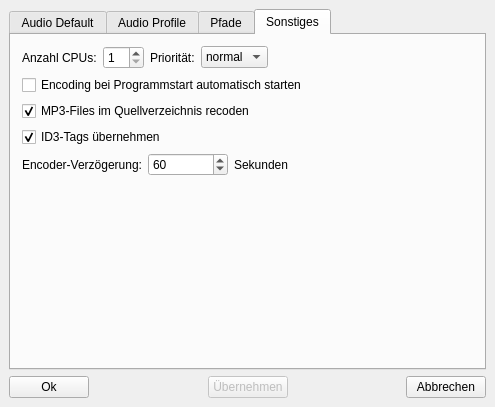
pfedick/mp3encoder, file src/forms/setup/setup.ui: the form before one commit.
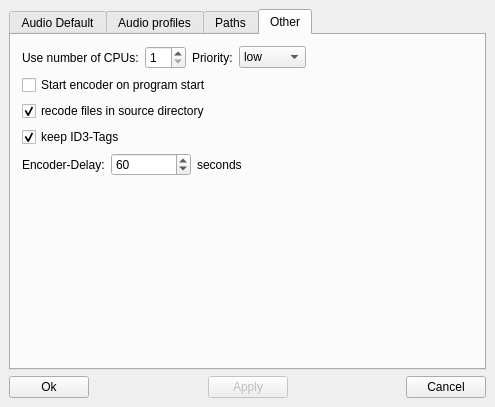
The form after the commit. The open tabs and pages were chosen to show the change. Icons and pictures are not drawn.

Patch:
```diff
--- a/src/forms/setup/setup.ui
+++ b/src/forms/setup/setup.ui
@@ -759,7 +759,7 @@
      </widget>
      <widget class="QWidget" name="tab_2">
       <attribute name="title">
-       <string>Audio Profile</string>
+       <string>Audio profiles</string>
       </attribute>
       <layout class="QVBoxLayout" name="verticalLayout">
        <item>
@@ -898,7 +898,7 @@
         <normaloff>:/images/resourcen/folder_orange.png</normaloff>:/images/resourcen/folder_orange.png</iconset>
       </attribute>
       <attribute name="title">
-       <string>Pfade</string>
+       <string>Paths</string>
       </attribute>
       <layout class="QVBoxLayout">
        <item>
@@ -1066,7 +1066,7 @@
         <normaloff>:/images/resourcen/memory.png</normaloff>:/images/resourcen/memory.png</iconset>
       </attribute>
       <attribute name="title">
-       <string>Sonstiges</string>
+       <string>Other</string>
       </attribute>
       <layout class="QVBoxLayout">
        <item>
@@ -1091,7 +1091,7 @@
            <item>
             <widget class="QLabel" name="label">
              <property name="text">
-              <string>Anzahl CPUs:</string>
+              <string>Use number of CPUs:</string>
              </property>
             </widget>
            </item>
@@ -1108,18 +1108,18 @@
            <item>
             <widget class="QLabel" name="label_2">
              <property name="text">
-              <string>Priorität:</string>
+              <string>Priority:</string>
              </property>
             </widget>
            </item>
            <item>
             <widget class="QComboBox" name="Priority">
              <property name="currentIndex">
-              <number>1</number>
+              <number>0</number>
              </property>
              <item>
               <property name="text">
-               <string>niedrig</string>
+               <string>low</string>
               </property>
              </item>
              <item>
@@ -1152,14 +1152,14 @@
          <item>
           <widget class="QCheckBox" name="checkBoxAutoStart">
            <property name="text">
-            <string>Encoding bei Programmstart automatisch starten</string>
+            <string>Start encoder on program start</string>
            </property>
           </widget>
          </item>
          <item>
           <widget class="QCheckBox" name="checkBoxRecode">
            <property name="text">
-            <string>MP3-Files im Quellverzeichnis recoden</string>
+            <string>recode files in source directory</string>
            </property>
            <property name="checked">
             <bool>true</bool>
@@ -1169,7 +1169,7 @@
          <item>
           <widget class="QCheckBox" name="checkBoxKeepTags">
            <property name="text">
-            <string>ID3-Tags übernehmen</string>
+            <string>keep ID3-Tags</string>
            </property>
            <property name="checked">
             <bool>true</bool>
@@ -1183,7 +1183,7 @@
          <item>
           <widget class="QLabel" name="label_6">
            <property name="text">
-            <string>Encoder-Verzögerung:</string>
+            <string>Encoder-Delay:</string>
            </property>
           </widget>
          </item>
@@ -1209,7 +1209,7 @@
          <item>
           <widget class="QLabel" name="label_7">
            <property name="text">
-            <string>Sekunden</string>
+            <string>seconds</string>
            </property>
           </widget>
          </item>
@@ -1298,7 +1298,7 @@
         <bool>false</bool>
        </property>
        <property name="text">
-        <string>Übernehmen</string>
+        <string>Apply</string>
        </property>
        <property name="icon">
         <iconset resource="../../../resource.qrc">
@@ -1328,7 +1328,7 @@
      <item>
       <widget class="QPushButton" name="ButtonCancel">
        <property name="text">
-        <string>Abbrechen</string>
+        <string>Cancel</string>
        </property>
        <property name="icon">
         <iconset resource="../../../resource.qrc">
```
Left out of the diff: 28 changed lines with no effect on the pictures.
